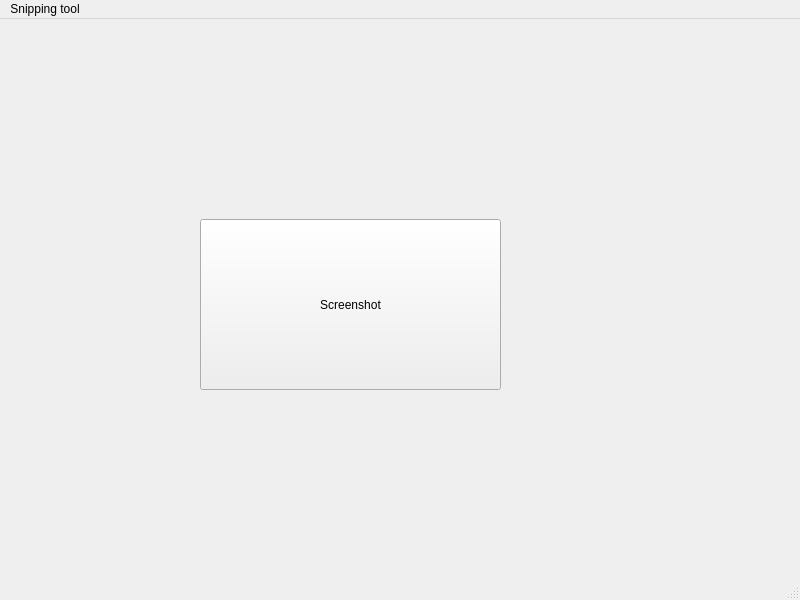
Old version of the form mainwindow.ui in the repository ecinqmar/SnippingTool.
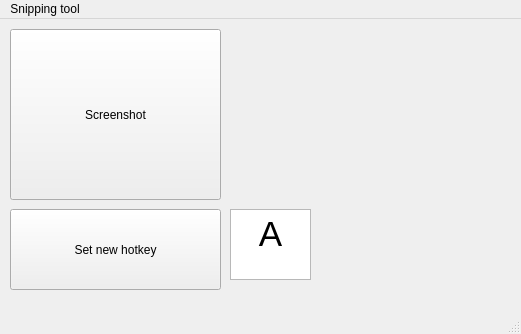
New version of the form.

Commit message: wip tonight, working on grabbing a hotkey press and saving it to a configuration file

The edit to the form file:
```diff
--- a/mainwindow.ui
+++ b/mainwindow.ui
@@ -6,8 +6,8 @@
    <rect>
     <x>0</x>
     <y>0</y>
-    <width>800</width>
-    <height>600</height>
+    <width>521</width>
+    <height>334</height>
    </rect>
   </property>
   <property name="windowTitle">
@@ -17,9 +17,9 @@
    <widget class="QPushButton" name="pushButton">
     <property name="geometry">
      <rect>
-      <x>200</x>
-      <y>200</y>
-      <width>301</width>
+      <x>10</x>
+      <y>10</y>
+      <width>211</width>
       <height>171</height>
      </rect>
     </property>
@@ -27,13 +27,43 @@
      <string>Screenshot</string>
     </property>
    </widget>
+   <widget class="QPushButton" name="SetNewHotkeyButton">
+    <property name="geometry">
+     <rect>
+      <x>10</x>
+      <y>190</y>
+      <width>211</width>
+      <height>81</height>
+     </rect>
+    </property>
+    <property name="text">
+     <string>Set new hotkey</string>
+    </property>
+   </widget>
+   <widget class="QTextEdit" name="NewHotkeyTextbox">
+    <property name="geometry">
+     <rect>
+      <x>230</x>
+      <y>190</y>
+      <width>81</width>
+      <height>71</height>
+     </rect>
+    </property>
+    <property name="html">
+     <string>&lt;!DOCTYPE HTML PUBLIC &quot;-//W3C//DTD HTML 4.0//EN&quot; &quot;http://www.w3.org/TR/REC-html40/strict.dtd&quot;&gt;
+&lt;html&gt;&lt;head&gt;&lt;meta name=&quot;qrichtext&quot; content=&quot;1&quot; /&gt;&lt;style type=&quot;text/css&quot;&gt;
+p, li { white-space: pre-wrap; }
+&lt;/style&gt;&lt;/head&gt;&lt;body style=&quot; font-family:'Noto Sans'; font-size:10pt; font-weight:400; font-style:normal;&quot;&gt;
+&lt;p align=&quot;center&quot; style=&quot; margin-top:0px; margin-bottom:0px; margin-left:0px; margin-right:0px; -qt-block-indent:0; text-indent:0px;&quot;&gt;&lt;span style=&quot; font-size:26pt;&quot;&gt;A&lt;/span&gt;&lt;/p&gt;&lt;/body&gt;&lt;/html&gt;</string>
+    </property>
+   </widget>
   </widget>
   <widget class="QMenuBar" name="menubar">
    <property name="geometry">
     <rect>
      <x>0</x>
      <y>0</y>
-     <width>800</width>
+     <width>521</width>
      <height>27</height>
     </rect>
    </property>
```
The commit also changes 11 other files.
